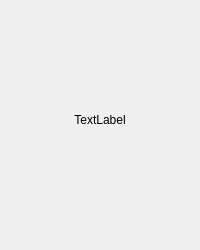
First picture: the form in description.ui, repository Whiteclaww/UGroceryDelivery, before the edit.
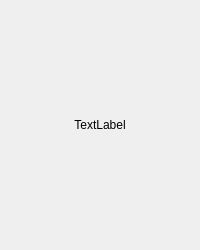
Second picture: the form after the edit.

What changed in the file:
```diff
--- a/description.ui
+++ b/description.ui
@@ -17,9 +17,9 @@
    <property name="geometry">
     <rect>
      <x>0</x>
-     <y>70</y>
+     <y>-1</y>
      <width>200</width>
-     <height>100</height>
+     <height>251</height>
     </rect>
    </property>
    <property name="text">
```
